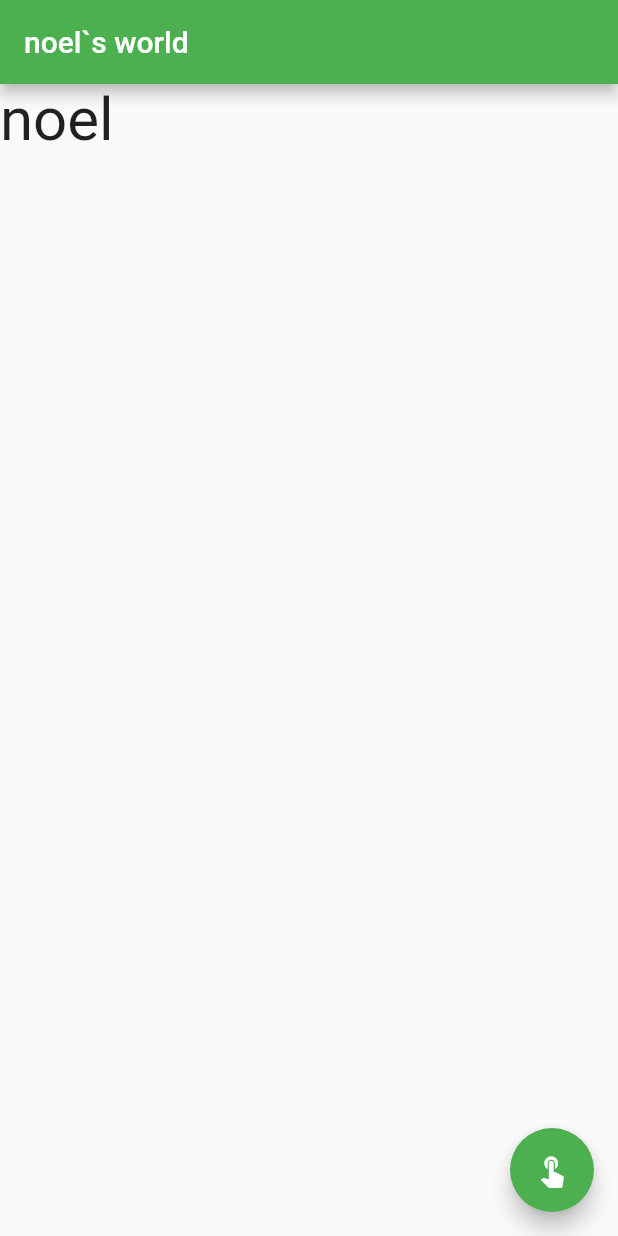
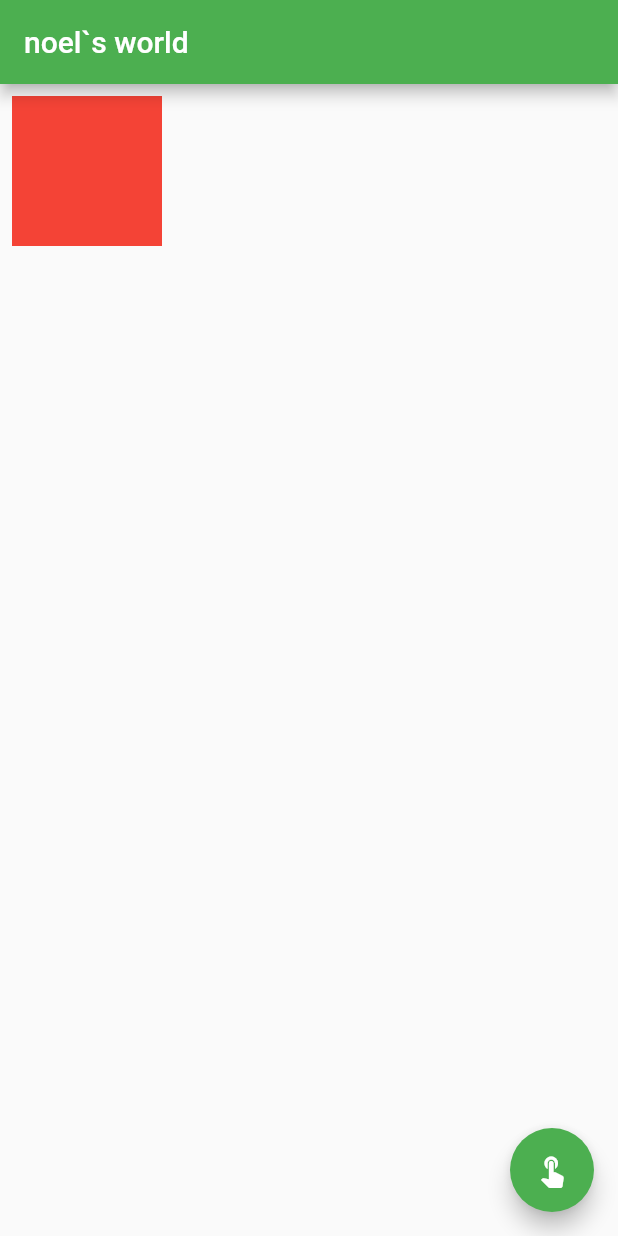
Before and after one commit to oinochoe/first_flutter, a Flutter app: the screen it shows after launch, on a phone screen of 412 x 824 dp. Run offline on Flutter 3.47's test engine with Material 2 defaults, Android fonts, the phone set to English and light mode, and no system bars.

Commit message:
body 수정

```diff
--- a/lib/main.dart
+++ b/lib/main.dart
@@ -34,9 +34,12 @@ class _MyHomePageState extends State<MyHomePage> {
       appBar: AppBar(
         title: Text('noel`s world'),
       ),
-      body: Text(
-        _text,
-        style: TextStyle(fontSize: 40),
+      body: Container(
+        color: Colors.red,
+        width: 100,
+        height: 100,
+        padding: const EdgeInsets.all(8.0),
+        margin: const EdgeInsets.all(8.0),
       ),
       floatingActionButton: FloatingActionButton(
           onPressed: () {
```
